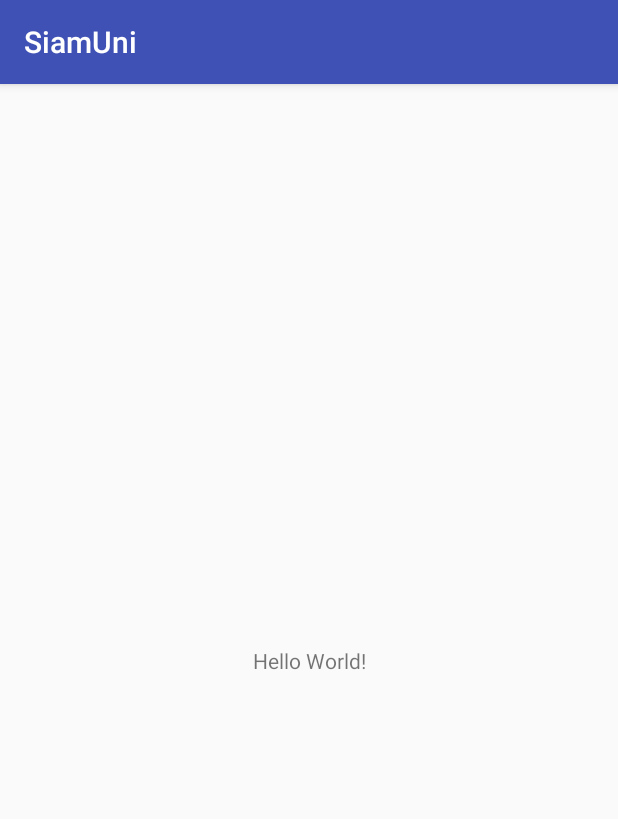
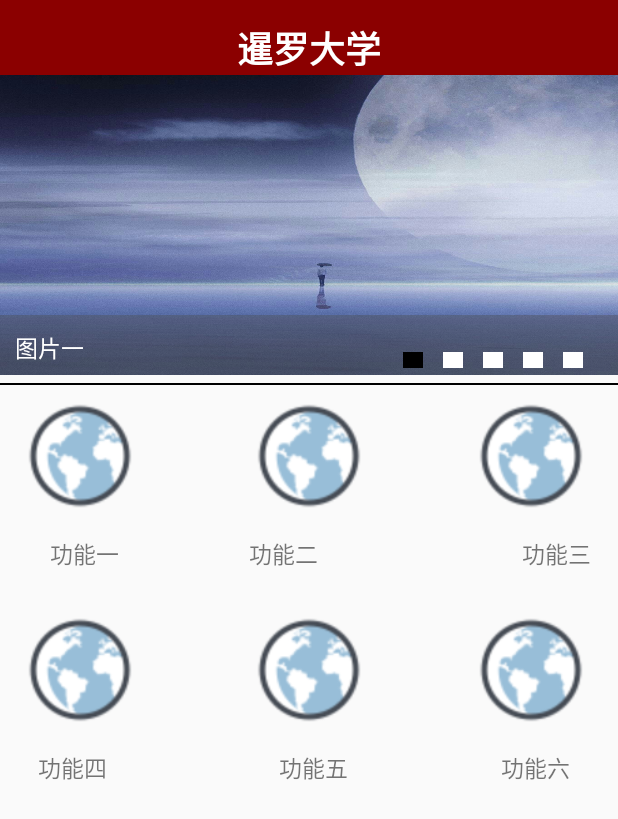
Before and after one commit to menyiDoorOne/SiamUni, an Android app: the screen it shows after launch (MainActivity), on a phone screen of 412 x 824 dp. Shown: the top 819 px of the screen. Run offline under Robolectric (Android 15) with nearby library versions, the phone set to English and light mode, and no system bars.

Commit message:
门一：完成了图片轮播与六板块按钮设计

```diff
--- a/app/src/main/AndroidManifest.xml
+++ b/app/src/main/AndroidManifest.xml
@@ -10,13 +10,16 @@
         android:supportsRtl="true"
         android:theme="@style/AppTheme">
         <activity android:name=".MainActivity">
+
+        </activity>
+        <activity android:name=".SplashActivity">
+
             <intent-filter>
                 <action android:name="android.intent.action.MAIN" />
 
                 <category android:name="android.intent.category.LAUNCHER" />
             </intent-filter>
         </activity>
-        <activity android:name=".SplashActivity"></activity>
     </application>
 
 </manifest>
--- /dev/null
+++ b/app/src/main/java/android/siamuni/siamuni/NewsFragment.java
@@ -0,0 +1,295 @@
+package android.siamuni.siamuni;
+
+/**
+ * Created by 门一 on 2018/7/4.
+ */
+
+import android.content.Intent;
+import android.os.Bundle;
+import android.support.v4.app.Fragment;
+import android.support.v4.view.PagerAdapter;
+import android.support.v4.view.ViewPager;
+import android.view.LayoutInflater;
+import android.view.View;
+import android.view.ViewGroup;
+import android.widget.Button;
+import android.widget.ImageView;
+import android.widget.LinearLayout;
+import android.widget.TextView;
+
+import java.util.ArrayList;
+import java.util.List;
+import java.util.concurrent.Executors;
+import java.util.concurrent.ScheduledExecutorService;
+import java.util.concurrent.TimeUnit;
+
+
+/*门一：完成了图片轮播与六板块按钮设计*/
+
+public class NewsFragment  extends Fragment {
+
+    //viewpager
+    private ViewPager view_pager;
+    private LinearLayout ll_dotGroup;
+    private TextView newsTitle;
+    private int imgResIds[] = new int[]{R.drawable.p1, R.drawable.p2,
+            R.drawable.p3, R.drawable.p4, R.drawable.p5};
+
+    //存储5张图片
+    private String textview[]=new String[]{"图片一","图片二"
+            ,"图片三","图片四","图片五"};
+    //存储5个目录
+    private int curIndex = 0;
+    //用来记录当前滚动的位置
+    PicsAdapter picsAdapter;
+
+
+    //Buttons
+    private Button b1;
+    private Button b2;
+    private Button b3;
+    private Button b4;
+    private Button b5;
+    private Button b6;
+
+
+    @Override
+    public View onCreateView(LayoutInflater inflater, ViewGroup container, Bundle savedInstanceState) {
+        return inflater.inflate(R.layout.frame_news, container,false);
+
+    }
+
+    @Override
+    public void onActivityCreated(Bundle savedInstanceState) {
+        super.onActivityCreated(savedInstanceState);
+        b1 = getView().findViewById(R.id.xw);
+        b2 = getView().findViewById(R.id.tz);
+        b3 = getView().findViewById(R.id.bks);
+        b4 = getView().findViewById(R.id.yjs);
+        b5 = getView().findViewById(R.id.ky);
+        b6 = getView().findViewById(R.id.zs);
+
+        b1.setOnClickListener(new View.OnClickListener() {
+            @Override
+            public void onClick(View view) {
+                /*Intent i1 = new Intent(getActivity(), XinWenActivity.class);
+                startActivity(i1);*/
+            }
+        });
+        b2.setOnClickListener(new View.OnClickListener() {
+            @Override
+            public void onClick(View view) {
+                /*Intent i2 = new Intent(getActivity(), TongZhiActivity.class);
+                startActivity(i2);*/
+            }
+        });
+        b3.setOnClickListener(new View.OnClickListener() {
+            @Override
+            public void onClick(View view) {
+                /*Intent i3 = new Intent(getActivity(), BenKeShengActivity.class);
+                startActivity(i3);*/
+            }
+        });
+        b4.setOnClickListener(new View.OnClickListener() {
+            @Override
+            public void onClick(View view) {
+                /*Intent i4 = new Intent(getActivity(), YanJiuShengActivity.class);
+                startActivity(i4);*/
+            }
+        });
+        b5.setOnClickListener(new View.OnClickListener() {
+            @Override
+            public void onClick(View view) {
+                /*Intent i5 = new Intent(getActivity(), KeYanActivity.class);
+                startActivity(i5);*/
+            }
+        });
+        b6.setOnClickListener(new View.OnClickListener() {
+            @Override
+            public void onClick(View view) {
+                /*Intent i6 = new Intent(getActivity(), ZhaoShengActivity.class);
+                startActivity(i6);*/
+            }
+        });
+
+        setViewPager();
+        View v = getView().findViewById(R.id.relay);//找到你要设透明背景的layout 的id
+        v.getBackground().setAlpha(100);//0~255透明度值 ，0为完全透明，255为不透明
+    }
+    private void setViewPager() {
+        newsTitle = getView().findViewById(R.id.NewsTitle);
+        view_pager =  getView().findViewById(R.id.view_pager);
+        ll_dotGroup = getView().findViewById(R.id.dotgroup);
+
+        picsAdapter = new PicsAdapter(); // 创建适配器
+        picsAdapter.setData(imgResIds);
+        view_pager.setAdapter(picsAdapter); // 设置适配器
+
+        view_pager.setOnPageChangeListener((ViewPager.OnPageChangeListener)
+                new MyPageChangeListener()); //设置页面切换监听器
+        initPoints(imgResIds.length); // 初始化图片小圆点
+        startAutoScroll(); // 开启自动播放
+    }
+    // 初始化图片轮播的小圆点和目录
+    private void initPoints(int count) {
+        for (int i = 0; i < count; i++) {
+
+            ImageView iv = new ImageView(getActivity());
+            LinearLayout.LayoutParams params = new LinearLayout.LayoutParams(
+                    20, 20);
+            params.setMargins(0, 0, 20, 0);
+            iv.setLayoutParams(params);
+
+            iv.setImageResource(R.drawable.dot1);
+
+            ll_dotGroup.addView(iv);
+
+        }
+        ((ImageView) ll_dotGroup.getChildAt(curIndex))
+                .setImageResource(R.drawable.dot2);
+
+        newsTitle.setText(textview[curIndex]);
+    }
+
+    // 自动播放
+    private void startAutoScroll() {
+        ScheduledExecutorService scheduledExecutorService = Executors
+                .newSingleThreadScheduledExecutor();
+        // 每隔4秒钟切换一张图片
+        scheduledExecutorService.scheduleWithFixedDelay(new ViewPagerTask(), 5,
+                4, TimeUnit.SECONDS);
+    }
+
+
+    // 切换图片任务
+    private class ViewPagerTask implements Runnable {
+        @Override
+        public void run() {
+
+            getActivity().runOnUiThread(new Runnable() {
+                @Override
+                public void run() {
+                    int count = picsAdapter.getCount();
+                    view_pager.setCurrentItem((curIndex + 1) % count);
+                }
+            });
+        }
+    }
+    // 定义ViewPager控件页面切换监听器
+    class MyPageChangeListener implements ViewPager.OnPageChangeListener {
+
+        @Override
+        public void onPageScrolled(int position, float positionOffset,
+                                   int positionOffsetPixels) {
+        }
+
+        @Override
+        public void onPageSelected(int position) {
+            ImageView imageView1 = (ImageView) ll_dotGroup.getChildAt(position);
+            ImageView imageView2 = (ImageView) ll_dotGroup.getChildAt(curIndex);
+            if (imageView1 != null) {
+                imageView1.setImageResource(R.drawable.dot2);
+            }
+            if (imageView2 != null) {
+                imageView2.setImageResource(R.drawable.dot1);
+            }
+            curIndex = position;
+            newsTitle.setText(textview[curIndex]);
+
+        }
+
+
+        boolean b = false;
+
+        @Override
+        public void onPageScrollStateChanged(int state) {
+            //这段代码可不加，主要功能是实现切换到末尾后返回到第一张
+            switch (state) {
+                case 1:// 手势滑动
+                    b = false;
+                    break;
+                case 2:// 界面切换中
+                    b = true;
+                    break;
+                case 0:// 滑动结束，即切换完毕或者加载完毕
+                    // 当前为最后一张，此时从右向左滑，则切换到第一张
+                    if (view_pager.getCurrentItem() == view_pager.getAdapter()
+                            .getCount() - 1 && !b) {
+                        view_pager.setCurrentItem(0);
+                    }
+                    // 当前为第一张，此时从左向右滑，则切换到最后一张
+                    else if (view_pager.getCurrentItem() == 0 && !b) {
+                        view_pager.setCurrentItem(view_pager.getAdapter()
+                                .getCount() - 1);
+                    }
+                    break;
+
+                default:
+                    break;
+            }
+        }
+    }
+
+    // 定义ViewPager控件适配器
+    class PicsAdapter extends PagerAdapter {
+
+        private List<ImageView> views = new ArrayList<ImageView>();
+
+
+        public int getCount() {
+            if (views == null) {
+                return 0;
+            }
+            return views.size();
+        }
+
+        public void setData(int[] imgResIds) {
+            for (int i = 0; i < imgResIds.length; i++) {
+                ImageView iv = new ImageView(getActivity());
+                ViewGroup.LayoutParams params = new ViewGroup.LayoutParams(
+                        ViewGroup.LayoutParams.MATCH_PARENT,
+                        ViewGroup.LayoutParams.MATCH_PARENT);
+                iv.setLayoutParams(params);
+                iv.setScaleType(ImageView.ScaleType.FIT_XY);
+                //设置ImageView的属性
+
+                iv.setImageResource(imgResIds[i]);
+                views.add(iv);
+            }
+        }
+
+        public Object getItem(int position) {
+            if (position < getCount())
+                return views.get(position);
+            return null;
+        }
+
+
+        public boolean isViewFromObject(View arg0, Object arg1) {
+            return arg0 == arg1;
+        }
+
+
+        public void destroyItem(View container, int position, Object object) {
+
+            if (position < views.size())
+                ((ViewPager) container).removeView(views.get(position));
+        }
+
+
+        public int getItemPosition(Object object) {
+            return views.indexOf(object);
+        }
+
+
+        public Object instantiateItem(View container, int position) {
+            if (position < views.size()) {
+                final ImageView imageView = views.get(position);
+                ((ViewPager) container).addView(imageView);
+                return views.get(position);
+            }
+            return null;
+        }
+
+    }
+}
--- a/app/src/main/res/layout/activity_main.xml
+++ b/app/src/main/res/layout/activity_main.xml
@@ -1,18 +1,22 @@
 <?xml version="1.0" encoding="utf-8"?>
-<android.support.constraint.ConstraintLayout xmlns:android="http://schemas.android.com/apk/res/android"
+<LinearLayout xmlns:android="http://schemas.android.com/apk/res/android"
     xmlns:app="http://schemas.android.com/apk/res-auto"
     xmlns:tools="http://schemas.android.com/tools"
     android:layout_width="match_parent"
     android:layout_height="match_parent"
+    android:orientation="vertical"
     tools:context="android.siamuni.siamuni.MainActivity">
 
-    <TextView
-        android:layout_width="wrap_content"
-        android:layout_height="wrap_content"
-        android:text="Hello World!"
-        app:layout_constraintBottom_toBottomOf="parent"
-        app:layout_constraintLeft_toLeftOf="parent"
-        app:layout_constraintRight_toRightOf="parent"
-        app:layout_constraintTop_toTopOf="parent" />
+    <fragment
 
-</android.support.constraint.ConstraintLayout>
+        android:layout_height="match_parent"
+        android:layout_width="match_parent"
+        android:id="@+id/fragment_news"
+        android:layout_weight="10"
+        android:name="android.siamuni.siamuni.NewsFragment"/>
+
+
+
+
+
+</LinearLayout>
--- /dev/null
+++ b/app/src/main/res/layout/frame_news.xml
@@ -0,0 +1,213 @@
+<?xml version="1.0" encoding="utf-8"?>
+<LinearLayout xmlns:android="http://schemas.android.com/apk/res/android"
+    xmlns:tools="http://schemas.android.com/tools"
+    android:layout_width="match_parent"
+    android:layout_height="match_parent"
+    android:orientation="vertical"
+    >
+    <RelativeLayout
+        android:layout_width="match_parent"
+        android:layout_height="50dp"
+        android:background="#8B0000">
+        <TextView
+            android:id="@+id/news_headline"
+            android:layout_width="wrap_content"
+            android:layout_height="wrap_content"
+            android:layout_alignParentBottom="true"
+            android:layout_centerHorizontal="true"
+            android:text="暹罗大学"
+            android:textColor="#FFFFFFFF"
+            android:textSize="24sp"
+            android:textStyle="bold" />
+    </RelativeLayout>
+    <RelativeLayout
+        android:layout_width="match_parent"
+        android:layout_height="200dp"
+        android:layout_marginBottom="5dp"
+        android:orientation="vertical" >
+        <android.support.v4.view.ViewPager
+            android:id="@+id/view_pager"
+            android:layout_width="match_parent"
+            android:layout_height="wrap_content"
+            android:layout_gravity="center"/>
+        <RelativeLayout
+            android:layout_width="match_parent"
+            android:layout_height="40dp"
+            android:layout_alignParentBottom="true"
+            android:background="@drawable/focus_bg"
+            android:id="@+id/relay"
+            >
+            <TextView
+                android:id="@+id/NewsTitle"
+                android:layout_width="wrap_content"
+                android:layout_height="wrap_content"
+                android:text="暹罗大学"
+                android:paddingTop="10dp"
+                android:paddingBottom="8dp"
+                android:paddingLeft="10dp"
+                android:paddingRight="100dp"
+                android:textSize="15sp"
+                android:textColor="#fff"/>
+            <LinearLayout
+                android:id="@+id/dotgroup"
+                android:layout_width="wrap_content"
+                android:layout_height="wrap_content"
+                android:layout_alignParentRight="true"
+                android:paddingTop="23dp"
+                android:paddingRight="10dp"
+                android:gravity="center"
+                android:orientation="horizontal" >
+            </LinearLayout>
+        </RelativeLayout>
+    </RelativeLayout>
+
+    <TextView
+        android:layout_width="fill_parent"
+        android:layout_height="1.0dip"
+        android:layout_marginBottom="7.0dip"
+        android:background="#ff000000" />
+
+    <RelativeLayout
+        android:layout_width="match_parent"
+        android:layout_height="265dp">
+
+
+        <Button
+            android:id="@+id/xw"
+            android:layout_width="80dp"
+            android:layout_height="80dp"
+            android:layout_alignParentStart="true"
+            android:layout_alignParentTop="true"
+            android:layout_marginStart="13dp"
+            android:background="@drawable/icon_earth"
+            android:text=""
+            android:layout_alignParentLeft="true"
+            android:layout_marginLeft="13dp" />
+
+        <Button
+            android:id="@+id/tz"
+            android:layout_width="80dp"
+            android:layout_height="80dp"
+            android:layout_alignTop="@+id/xw"
+            android:layout_centerHorizontal="true"
+            android:background="@drawable/icon_earth"
+            android:text="" />
+
+        <Button
+            android:id="@+id/bks"
+            android:layout_width="80dp"
+            android:layout_height="80dp"
+            android:layout_alignParentEnd="true"
+            android:layout_alignTop="@+id/tz"
+            android:layout_marginEnd="18dp"
+            android:background="@drawable/icon_earth"
+            android:text=""
+            android:layout_alignParentRight="true"
+            android:layout_marginRight="18dp" />
+
+        <TextView
+            android:id="@+id/textView"
+            android:layout_width="wrap_content"
+            android:layout_height="wrap_content"
+            android:layout_alignEnd="@+id/xw"
+            android:layout_alignStart="@+id/xw"
+            android:layout_below="@+id/xw"
+            android:layout_marginTop="13dp"
+            android:textSize="15sp"
+            android:text="     功能一"
+            android:layout_alignRight="@+id/xw"
+            android:layout_alignLeft="@+id/xw" />
+
+        <TextView
+            android:id="@+id/textView2"
+            android:layout_width="wrap_content"
+            android:layout_height="wrap_content"
+            android:layout_alignBaseline="@+id/textView"
+            android:layout_alignBottom="@+id/textView"
+            android:layout_alignStart="@+id/tz"
+            android:text="功能二"
+            android:textSize="15sp"
+            android:layout_alignLeft="@+id/tz" />
+
+        <TextView
+            android:id="@+id/textView3"
+            android:layout_width="wrap_content"
+            android:layout_height="wrap_content"
+            android:layout_alignBaseline="@+id/textView2"
+            android:layout_alignBottom="@+id/textView2"
+            android:layout_alignEnd="@+id/bks"
+            android:textSize="15sp"
+            android:text="     功能三"
+            android:layout_alignRight="@+id/bks" />
+
+        <Button
+            android:id="@+id/yjs"
+            android:background="@drawable/icon_earth"
+            android:layout_width="80dp"
+            android:layout_height="80dp"
+            android:layout_alignStart="@+id/textView"
+            android:layout_below="@+id/textView"
+            android:layout_marginTop="26dp"
+            android:text=""
+            android:layout_alignLeft="@+id/textView" />
+
+        <Button
+            android:id="@+id/ky"
+            android:background="@drawable/icon_earth"
+            android:layout_width="80dp"
+            android:layout_height="80dp"
+            android:layout_alignStart="@+id/tz"
+            android:layout_alignTop="@+id/yjs"
+            android:text=""
+            android:layout_alignLeft="@+id/tz" />
+
+        <Button
+            android:id="@+id/zs"
+            android:background="@drawable/icon_earth"
+            android:layout_width="80dp"
+            android:layout_height="80dp"
+            android:layout_alignStart="@+id/bks"
+            android:layout_alignTop="@+id/ky"
+            android:text=""
+            android:layout_alignLeft="@+id/bks" />
+
+        <TextView
+            android:id="@+id/textView4"
+            android:layout_width="wrap_content"
+            android:layout_height="wrap_content"
+            android:layout_alignStart="@+id/yjs"
+            android:layout_below="@+id/yjs"
+            android:layout_marginTop="13dp"
+            android:textSize="15sp"
+            android:text="   功能四"
+            android:layout_alignLeft="@+id/yjs" />
+
+        <TextView
+            android:id="@+id/textView5"
+            android:layout_width="wrap_content"
+            android:layout_height="wrap_content"
+            android:layout_alignStart="@+id/ky"
+            android:layout_alignTop="@+id/textView4"
+            android:textSize="15sp"
+            android:text="     功能五"
+            android:layout_alignLeft="@+id/ky" />
+
+        <TextView
+            android:id="@+id/textView6"
+            android:layout_width="wrap_content"
+            android:layout_height="wrap_content"
+            android:layout_alignStart="@+id/zs"
+            android:layout_alignTop="@+id/textView5"
+            android:textSize="15sp"
+            android:text="     功能六"
+            android:layout_alignLeft="@+id/zs" />
+
+
+    </RelativeLayout>
+
+
+
+
+
+
+</LinearLayout>
--- a/app/src/main/res/values/styles.xml
+++ b/app/src/main/res/values/styles.xml
@@ -1,7 +1,7 @@
 <resources>
 
     <!-- Base application theme. -->
-    <style name="AppTheme" parent="Theme.AppCompat.Light.DarkActionBar">
+    <style name="AppTheme" parent="Theme.AppCompat.Light.NoActionBar">
         <!-- Customize your theme here. -->
         <item name="colorPrimary">@color/colorPrimary</item>
         <item name="colorPrimaryDark">@color/colorPrimaryDark</item>
```
Also changed, not shown: app/src/main/java/android/siamuni/siamuni/MainActivity.java (line endings or trailing spaces), app/src/main/res/drawable/dot1.jpg (added), app/src/main/res/drawable/dot2.jpg (added), app/src/main/res/drawable/focus_bg.jpg (added), app/src/main/res/drawable/icon_earth.png (added), app/src/main/res/drawable/p1.jpg (added), app/src/main/res/drawable/p2.jpg (added), app/src/main/res/drawable/p3.jpg (added), app/src/main/res/drawable/p4.jpg (added), app/src/main/res/drawable/p5.jpg (added), app/src/main/res/drawable/p6.jpg (added).
